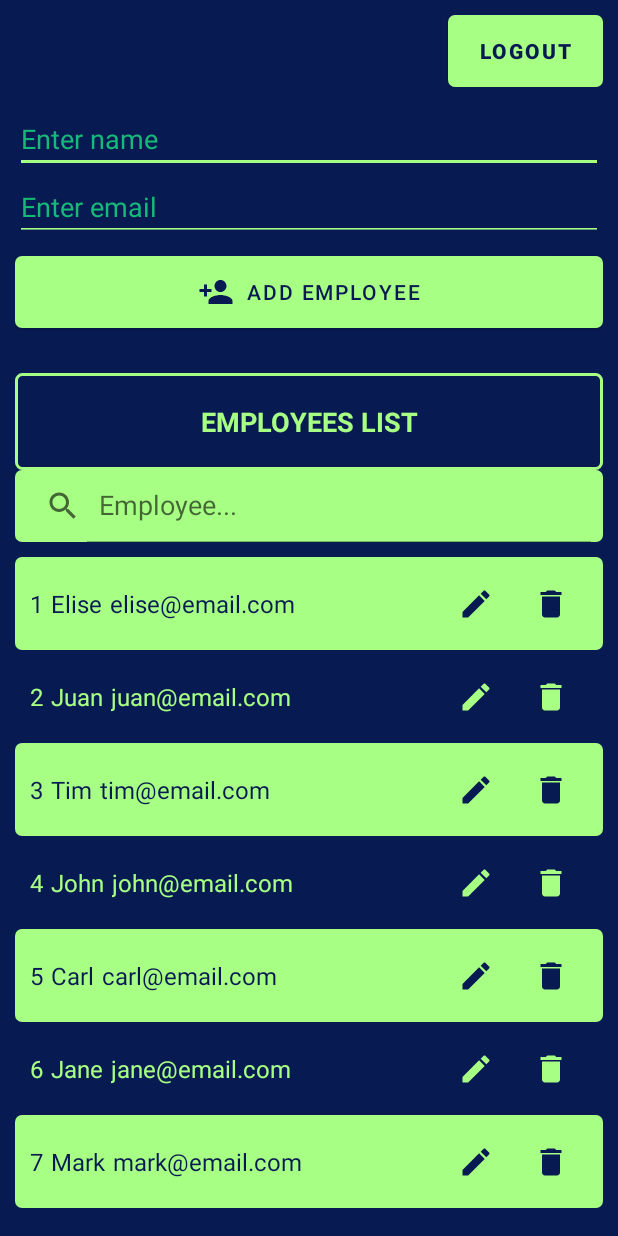
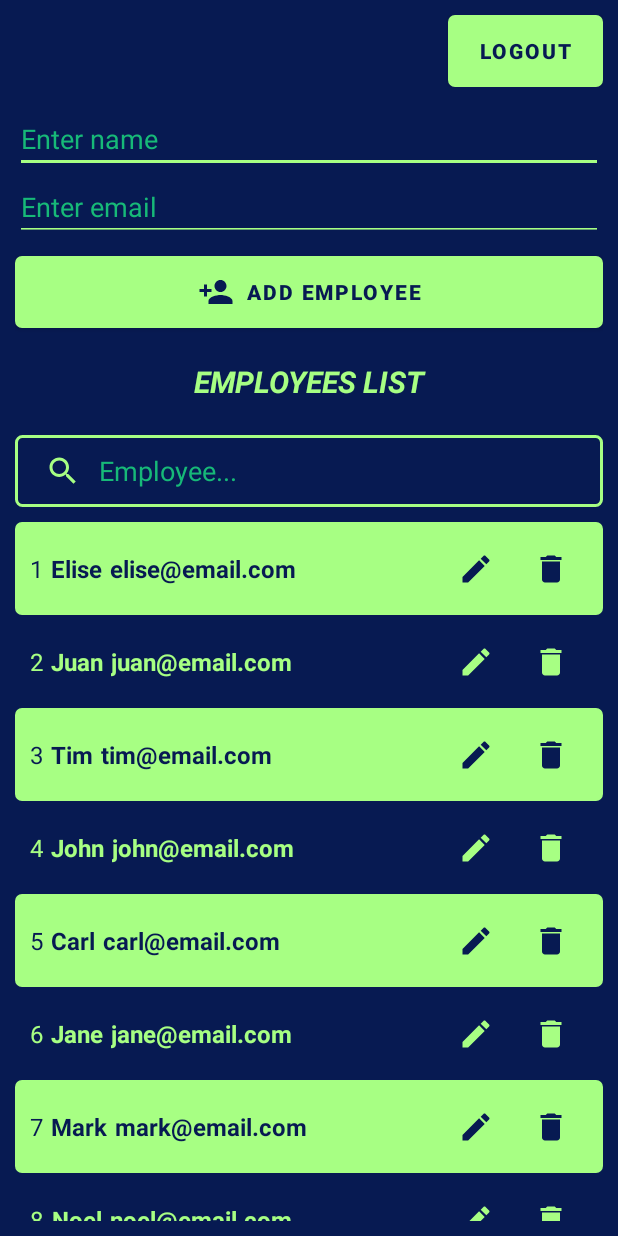
Before and after one commit to nadjitan/CrudMobile, an Android app: the fragment MainFragment shown on its own in the app's theme, on a phone screen of 412 x 824 dp. Run offline under Robolectric (Android 15) with nearby library versions, the phone set to English and light mode, and no system bars; 1 statement that could not run was skipped.

Commit message:
Update home page styling

```diff
--- a/app/src/main/java/com/example/crudmobile/ui/main/MainFragment.kt
+++ b/app/src/main/java/com/example/crudmobile/ui/main/MainFragment.kt
@@ -71,12 +71,14 @@ class MainFragment : Fragment(R.layout.fragment_main) {
         if (employees.isNotEmpty()) {
             employeeAdapter.setData(employees)
 
+            binding.searchEmployee.visibility = View.VISIBLE
             binding.rvItemsList.visibility = View.VISIBLE
             binding.tvNoRecordsAvailable.visibility = View.GONE
 
             binding.rvItemsList.layoutManager = LinearLayoutManager(requireContext())
             binding.rvItemsList.adapter = employeeAdapter
         } else {
+            binding.searchEmployee.visibility = View.GONE
             binding.rvItemsList.visibility = View.GONE
             binding.tvNoRecordsAvailable.visibility = View.VISIBLE
         }
--- a/app/src/main/java/com/example/crudmobile/utils/EmployeeDiffUtil.kt
+++ b/app/src/main/java/com/example/crudmobile/utils/EmployeeDiffUtil.kt
@@ -8,9 +8,8 @@ class EmployeeDiffUtil(
     private val newEmployeeList: List<Employee>
 ): DiffUtil.Callback() {
 
-    override fun getOldListSize(): Int { return oldEmployeeList.size }
-
-    override fun getNewListSize(): Int { return newEmployeeList.size }
+    override fun getOldListSize() = oldEmployeeList.size
+    override fun getNewListSize() = newEmployeeList.size
 
     override fun areItemsTheSame(oldItemPosition: Int, newItemPosition: Int): Boolean {
         return oldEmployeeList[oldItemPosition].id == newEmployeeList[newItemPosition].id
@@ -24,4 +23,5 @@ class EmployeeDiffUtil(
             else -> true
         }
     }
+
 }
--- a/app/src/main/res/layout/employee_row_layout.xml
+++ b/app/src/main/res/layout/employee_row_layout.xml
@@ -29,6 +29,7 @@
         android:layout_marginStart="5dp"
         android:textColor="@color/black"
         android:textSize="16sp"
+        android:textStyle="bold"
         tools:text="Name" />
 
     <TextView
@@ -39,6 +40,7 @@
         android:layout_marginStart="5dp"
         android:textColor="@color/black"
         android:textSize="16sp"
+        android:textStyle="bold"
         tools:text="Email" />
 
     <ImageView
--- a/app/src/main/res/layout/fragment_main.xml
+++ b/app/src/main/res/layout/fragment_main.xml
@@ -67,6 +67,7 @@
         android:layout_marginTop="10dp"
         android:text="@string/bt_add"
         android:textColor="@color/navy_blue"
+        android:textStyle="bold"
         android:background="@drawable/ripple_border_blue"
         app:icon="@drawable/ic_baseline_person_add_24"
         app:iconGravity="textStart"
@@ -77,23 +78,23 @@
         android:id="@+id/tvName"
         android:layout_width="match_parent"
         android:layout_height="wrap_content"
-        android:layout_marginTop="30dp"
-        android:background="@drawable/bg_green_outline"
-        android:paddingTop="20dp"
-        android:paddingBottom="20dp"
+        android:paddingTop="22dp"
+        android:paddingBottom="22dp"
         android:gravity="center"
         android:text="@string/rv_header"
         android:textColor="@color/green_light"
-        android:textSize="18sp"
-        android:textStyle="bold" />
+        android:textSize="20sp"
+        android:textStyle="bold|italic" />
 
     <androidx.appcompat.widget.SearchView
         android:id="@+id/searchEmployee"
         android:layout_width="match_parent"
         android:layout_height="wrap_content"
-        android:background="@drawable/bg_green_fill"
+        android:theme="@style/SearchViewStyle"
+        android:background="@drawable/bg_green_outline"
         android:textCursorDrawable="@null"
         app:iconifiedByDefault="false"
+        app:queryBackground="@android:color/transparent"
         app:queryHint="Employee..."/>
     <androidx.recyclerview.widget.RecyclerView
         android:id="@+id/rvItemsList"
--- a/app/src/main/res/values/styles.xml
+++ b/app/src/main/res/values/styles.xml
@@ -63,6 +63,14 @@
         <item name="hintTextColor">@color/green_light</item>
     </style>
 
+    <!-- SearchView -->
+    <style name="SearchViewStyle" parent="Widget.AppCompat.SearchView">
+        <item name="tint">@color/green_light</item>
+        <item name="textColorSearchUrl">@color/green_light</item>
+        <item name="android:editTextColor">@color/green_light</item>
+        <item name="android:textColorHint">@color/green_dark</item>
+    </style>
+
     <!-- Snackbar -->
     <style name="SnackbarStyle" parent="Widget.MaterialComponents.Snackbar">
         <item name="materialThemeOverlay">@style/SnackbarThemeOverlay</item>
--- a/app/src/main/res/values/themes.xml
+++ b/app/src/main/res/values/themes.xml
@@ -3,7 +3,7 @@
     <style name="Theme.CrudMobile" parent="Theme.MaterialComponents.Light.NoActionBar">
         <item name="colorPrimary">@color/green_light</item>
         <item name="colorPrimaryDark">@color/green_dark</item>
-        <item name="colorAccent">@color/dark_gray</item>
+        <item name="colorAccent">@color/green_light</item>
         <!-- Status bar color. -->
         <item name="android:statusBarColor" tools:targetApi="l">@color/navy_blue</item>
         <!-- Customize your theme here. -->
```
